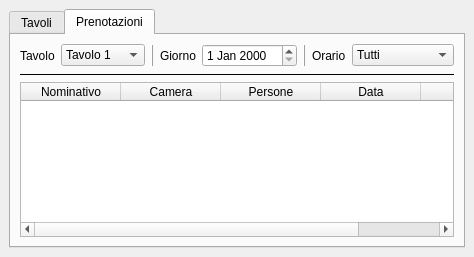
Qt form ui/ristorante_2.ui (Raccispini/Progetto-Hotel) before a commit.
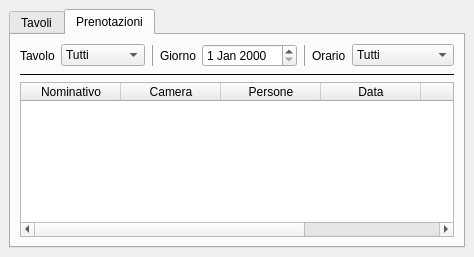
The same form after that commit. The open tabs and pages were chosen to show the change.

Patch:
```diff
--- a/ui/ristorante_2.ui
+++ b/ui/ristorante_2.ui
@@ -215,7 +215,12 @@
            </widget>
           </item>
           <item>
-           <widget class="QComboBox" name="comboBox">
+           <widget class="QComboBox" name="cb_tavolo">
+            <item>
+             <property name="text">
+              <string>Tutti</string>
+             </property>
+            </item>
             <item>
              <property name="text">
               <string>Tavolo 1</string>
@@ -411,6 +416,11 @@
             <string>Ora</string>
            </property>
           </column>
+          <column>
+           <property name="text">
+            <string>Tavolo</string>
+           </property>
+          </column>
          </widget>
         </item>
        </layout>
```
Left out of the diff: 42 changed lines with no effect on the pictures.
